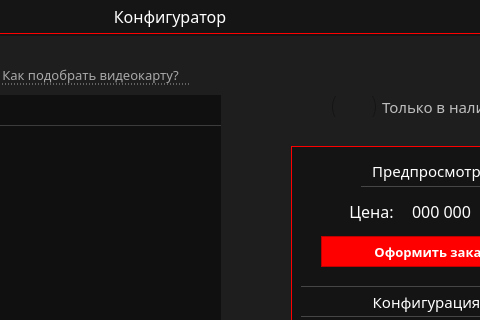
The window that ui/main_interface.ui (marginalprog/git_pcconf) describes before a commit, drawn with Qt 5; both pictures show x 851 to 1331 and y 0 to 320 of the 1496 by 677 pixel window.
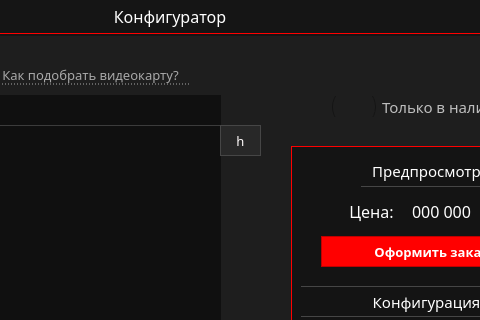
The same window after the commit. Icons and pictures are not drawn.

Diff of the .ui file:
```diff
--- a/ui/main_interface.ui
+++ b/ui/main_interface.ui
@@ -9021,6 +9021,41 @@
               <string/>
              </property>
             </widget>
+            <widget class="QPushButton" name="btnVideoHeader">
+             <property name="geometry">
+              <rect>
+               <x>730</x>
+               <y>80</y>
+               <width>41</width>
+               <height>31</height>
+              </rect>
+             </property>
+             <property name="font">
+              <font>
+               <family>Montserrat Medium</family>
+               <pointsize>10</pointsize>
+              </font>
+             </property>
+             <property name="styleSheet">
+              <string notr="true">QPushButton{
+	border:1px solid rgb(70,70,70);
+	background-color: rgb(40,40,40);
+	color: #fffafa;
+}
+
+QPushButton::hover
+{
+	border:1px;
+	background-color: rgb(60,60,60);
+	border-color: rgb(40,40,40);
+	border-bottom: 1px solid  red;
+}
+</string>
+             </property>
+             <property name="text">
+              <string>h</string>
+             </property>
+            </widget>
            </widget>
           </item>
          </layout>
```
